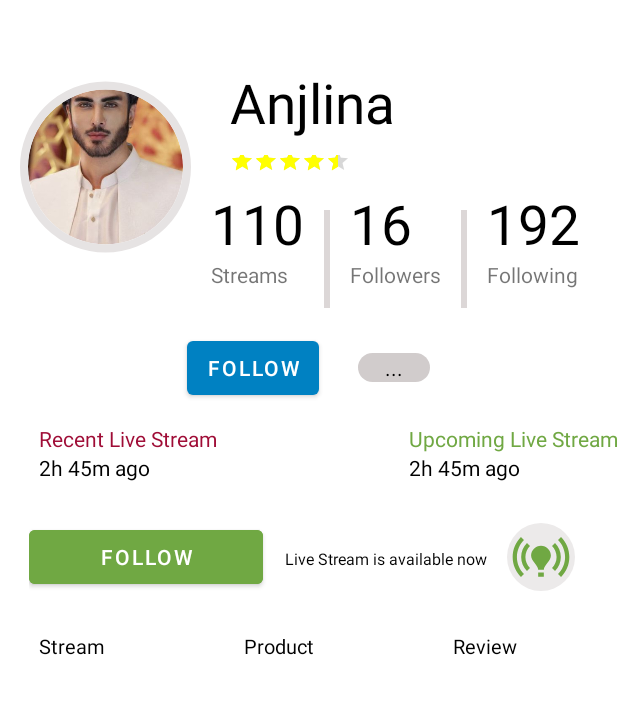
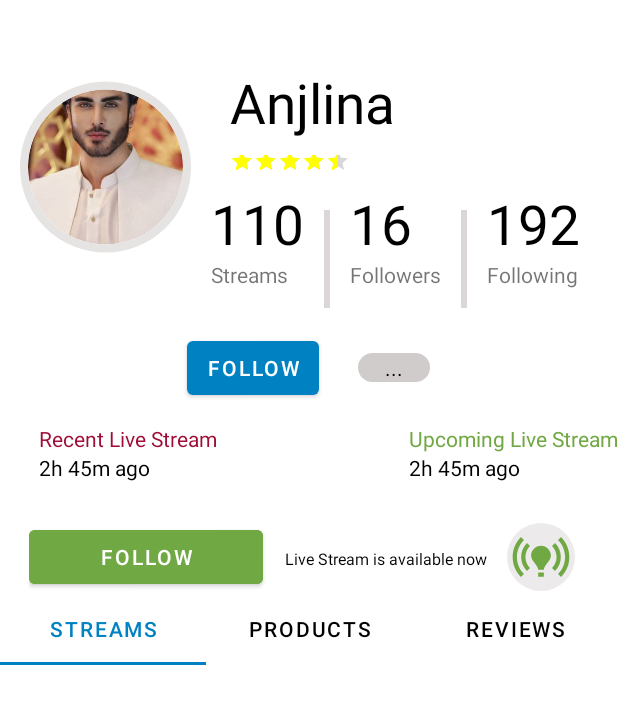
Before and after one commit to mushahid11/viddliLiveStreamApp, an Android app: the MyProfile screen opened directly, with no data from a screen before it, on a phone screen of 412 x 824 dp, the part 127-851 px from its top. Run offline under Robolectric (Android 15) with nearby library versions, the phone set to English and light mode, and no system bars; our stand-ins replace CircleImageView, sdp/ssp sizes.

Commit message:
profile Screen Setting

```diff
--- a/app/build.gradle
+++ b/app/build.gradle
@@ -36,6 +36,7 @@ dependencies {
     implementation 'com.google.android.material:material:1.2.1'
     implementation 'androidx.constraintlayout:constraintlayout:2.0.4'
     implementation 'androidx.coordinatorlayout:coordinatorlayout:1.1.0'
+    implementation 'androidx.legacy:legacy-support-v4:1.0.0'
     testImplementation 'junit:junit:4.+'
     implementation 'com.google.android.material:material:1.3.0-rc01'
     implementation 'com.hbb20:ccp:2.4.5'
--- /dev/null
+++ b/app/src/main/java/com/eclairiose/viddli/Adapter/ViewPagerAdapterSPR.java
@@ -0,0 +1,46 @@
+package com.eclairiose.viddli.Adapter;
+
+import android.content.Context;
+
+import androidx.annotation.NonNull;
+import androidx.fragment.app.Fragment;
+import androidx.fragment.app.FragmentManager;
+import androidx.fragment.app.FragmentPagerAdapter;
+
+import com.eclairiose.viddli.MyProfile;
+import com.eclairiose.viddli.Products;
+import com.eclairiose.viddli.Reviews;
+import com.eclairiose.viddli.Streams;
+
+public class ViewPagerAdapterSPR extends FragmentPagerAdapter {
+
+    public ViewPagerAdapterSPR(FragmentManager fm, MyProfile myProfile, int tabCount) {
+        super(fm);
+    }
+
+    @NonNull
+    @Override
+    public Fragment getItem(int position) {
+        switch (position) {
+            case 0:
+                Streams streams = new Streams();
+                return  streams;
+            case 1:
+                Products products = new Products();
+                return products;
+
+            case 2:
+                Reviews reviews = new Reviews();
+                return reviews;
+
+
+            default:
+                return null;
+        }
+    }
+
+    @Override
+    public int getCount() {
+        return 3; //three fragments
+    }
+}
--- a/app/src/main/java/com/eclairiose/viddli/MyProfile.java
+++ b/app/src/main/java/com/eclairiose/viddli/MyProfile.java
@@ -1,14 +1,37 @@
 package com.eclairiose.viddli;
 
 import androidx.appcompat.app.AppCompatActivity;
+import androidx.viewpager.widget.ViewPager;
 
 import android.os.Bundle;
 
+import com.eclairiose.viddli.Adapter.ViewPagerAdapterSPR;
+import com.google.android.material.tabs.TabLayout;
+
+import static java.lang.String.format;
+
 public class MyProfile extends AppCompatActivity {
+
+
+    TabLayout tab_StreamsProductReview;
+    ViewPager pager_streamsProductReview;
 
     @Override
     protected void onCreate(Bundle savedInstanceState) {
         super.onCreate(savedInstanceState);
         setContentView(R.layout.activity_my_profile);
+
+        tab_StreamsProductReview = findViewById(R.id.tab_StreamsProductReview);
+        pager_streamsProductReview = findViewById(R.id.pager_streamsProductReview);
+
+
+        tab_StreamsProductReview.addTab(tab_StreamsProductReview.newTab().setText("Streams"));
+        tab_StreamsProductReview.addTab(tab_StreamsProductReview.newTab().setText("Products"));
+        tab_StreamsProductReview.addTab(tab_StreamsProductReview.newTab().setText("Reviews"));
+        tab_StreamsProductReview.setTabGravity(TabLayout.GRAVITY_FILL);
+
+        ViewPagerAdapterSPR adapter = new ViewPagerAdapterSPR(getSupportFragmentManager(),this,tab_StreamsProductReview.getTabCount());
+        pager_streamsProductReview.setAdapter(adapter);
+
     }
 }
--- /dev/null
+++ b/app/src/main/java/com/eclairiose/viddli/Products.java
@@ -0,0 +1,21 @@
+package com.eclairiose.viddli;
+
+import android.os.Bundle;
+
+import androidx.fragment.app.Fragment;
+
+import android.view.LayoutInflater;
+import android.view.View;
+import android.view.ViewGroup;
+
+
+public class Products extends Fragment {
+
+
+    @Override
+    public View onCreateView(LayoutInflater inflater, ViewGroup container,
+                             Bundle savedInstanceState) {
+        // Inflate the layout for this fragment
+        return inflater.inflate(R.layout.fragment_products, container, false);
+    }
+}
--- /dev/null
+++ b/app/src/main/java/com/eclairiose/viddli/Reviews.java
@@ -0,0 +1,20 @@
+package com.eclairiose.viddli;
+
+import android.os.Bundle;
+
+import androidx.fragment.app.Fragment;
+
+import android.view.LayoutInflater;
+import android.view.View;
+import android.view.ViewGroup;
+
+public class Reviews extends Fragment {
+
+
+    @Override
+    public View onCreateView(LayoutInflater inflater, ViewGroup container,
+                             Bundle savedInstanceState) {
+        // Inflate the layout for this fragment
+        return inflater.inflate(R.layout.fragment_reviews, container, false);
+    }
+}
--- /dev/null
+++ b/app/src/main/java/com/eclairiose/viddli/Streams.java
@@ -0,0 +1,39 @@
+package com.eclairiose.viddli;
+
+import android.os.Bundle;
+
+import androidx.fragment.app.Fragment;
+import androidx.recyclerview.widget.RecyclerView;
+
+import android.view.LayoutInflater;
+import android.view.View;
+import android.view.ViewGroup;
+import android.widget.TextView;
+
+import com.eclairiose.viddli.Adapter.AdapterCurrentUser;
+import com.eclairiose.viddli.Adapter.AdapterDiscoverUser;
+import com.eclairiose.viddli.Model.ModelCurrentUser;
+import com.eclairiose.viddli.Model.ModelDiscoverUser;
+
+import java.util.ArrayList;
+
+
+public class Streams extends Fragment {
+    RecyclerView recyclerView_SPR;
+    AdapterDiscoverUser adapterSPR;
+    ArrayList<ModelDiscoverUser> streamList = new ArrayList<>();
+
+
+    @Override
+    public View onCreateView(LayoutInflater inflater, ViewGroup container,
+                             Bundle savedInstanceState) {
+        // Inflate the layout for this fragment
+        View v = inflater.inflate(R.layout.fragment_streams, container, false);
+
+        recyclerView_SPR = (RecyclerView) v.findViewById(R.id.recyclerView_SPR);
+
+        adapterSPR = new AdapterDiscoverUser(streamList, getContext());
+        recyclerView_SPR.setAdapter(adapterSPR);
+        return v;
+    }
+}
--- a/app/src/main/res/layout/activity_my_profile.xml
+++ b/app/src/main/res/layout/activity_my_profile.xml
@@ -347,54 +347,23 @@
 
     </LinearLayout>
 
-    <LinearLayout
-        android:layout_marginTop="@dimen/_20sdp"
-        android:orientation="horizontal"
+
+
+    <com.google.android.material.tabs.TabLayout
+        android:id="@+id/tab_StreamsProductReview"
+        app:tabSelectedTextColor="@color/blue"
+        app:tabTextColor="@color/black"
         android:layout_width="match_parent"
         android:layout_height="wrap_content">
+    </com.google.android.material.tabs.TabLayout>
+
+    <androidx.viewpager.widget.ViewPager
+        android:id="@+id/pager_streamsProductReview"
+        android:layout_below="@+id/tab"
+        android:layout_width="match_parent"
+        android:layout_height="match_parent">
+    </androidx.viewpager.widget.ViewPager>
 
 
 
-        <TextView
-            android:layout_weight="1"
-            android:textSize="@dimen/_10sdp"
-            android:paddingStart="@dimen/_20sdp"
-            android:textColor="@color/black"
-            android:text="Stream"
-            android:layout_width="wrap_content"
-            android:layout_height="wrap_content">
-        </TextView>
-        <TextView
-            android:layout_weight="1"
-            android:textSize="@dimen/_10sdp"
-            android:paddingStart="@dimen/_20sdp"
-            android:textColor="@color/black"
-            android:text="Product"
-            android:layout_width="wrap_content"
-            android:layout_height="wrap_content">
-        </TextView>
-        <TextView
-            android:layout_weight="1"
-            android:textSize="@dimen/_10sdp"
-            android:paddingStart="@dimen/_20sdp"
-            android:textColor="@color/black"
-            android:text="Review"
-            android:layout_width="wrap_content"
-            android:layout_height="wrap_content">
-        </TextView>
-
-
-    </LinearLayout>
-
-    <androidx.recyclerview.widget.RecyclerView
-        android:id="@+id/recyclerViewDiscoverUser"
-        android:layout_width="match_parent"
-        android:layout_height="@dimen/_200sdp"
-        android:padding="5dp"
-        android:layout_marginStart="10dp"
-        android:layout_marginEnd="10dp"
-        android:orientation="vertical"
-        app:spanCount="3"
-        app:layoutManager="androidx.recyclerview.widget.GridLayoutManager" />
-
 </LinearLayout>
--- /dev/null
+++ b/app/src/main/res/layout/fragment_products.xml
@@ -0,0 +1,15 @@
+<?xml version="1.0" encoding="utf-8"?>
+<FrameLayout xmlns:android="http://schemas.android.com/apk/res/android"
+    xmlns:tools="http://schemas.android.com/tools"
+    android:layout_width="match_parent"
+    android:layout_height="match_parent"
+    tools:context=".Products">
+
+    <!-- TODO: Update blank fragment layout -->
+    <TextView
+        android:layout_gravity="center"
+        android:layout_width="match_parent"
+        android:layout_height="wrap_content"
+        android:text="@string/hello_blank_fragment" />
+
+</FrameLayout>
--- /dev/null
+++ b/app/src/main/res/layout/fragment_reviews.xml
@@ -0,0 +1,13 @@
+<?xml version="1.0" encoding="utf-8"?>
+<FrameLayout xmlns:android="http://schemas.android.com/apk/res/android"
+    xmlns:tools="http://schemas.android.com/tools"
+    android:layout_width="match_parent"
+    android:layout_height="match_parent"
+    tools:context=".Reviews">
+
+    <TextView
+        android:layout_gravity="center"
+        android:layout_width="match_parent"
+        android:layout_height="wrap_content"
+        android:text="@string/hello_blank_fragment" />
+</FrameLayout>
--- /dev/null
+++ b/app/src/main/res/layout/fragment_streams.xml
@@ -0,0 +1,17 @@
+<?xml version="1.0" encoding="utf-8"?>
+<FrameLayout xmlns:android="http://schemas.android.com/apk/res/android"
+    xmlns:tools="http://schemas.android.com/tools"
+    android:layout_width="match_parent"
+    android:layout_height="wrap_content"
+    xmlns:app="http://schemas.android.com/apk/res-auto"
+    tools:context=".Streams">
+
+   <androidx.recyclerview.widget.RecyclerView
+       app:layoutManager="androidx.recyclerview.widget.GridLayoutManager"
+       app:spanCount="3"
+       android:id="@+id/recyclerView_SPR"
+       android:layout_width="match_parent"
+       android:layout_height="match_parent">
+   </androidx.recyclerview.widget.RecyclerView>
+
+</FrameLayout>
--- a/app/src/main/res/layout/row_discoveruser.xml
+++ b/app/src/main/res/layout/row_discoveruser.xml
@@ -21,5 +21,4 @@
             android:src="@drawable/imran"/>
     </androidx.cardview.widget.CardView>
 
-
 </LinearLayout>
--- a/app/src/main/res/values/strings.xml
+++ b/app/src/main/res/values/strings.xml
@@ -12,4 +12,6 @@
         <item name="colorControlNormal">#eeeeee</item>
         <item name="colorControlActivated">#ffc400</item>
     </style>
+    <!-- TODO: Remove or change this placeholder text -->
+    <string name="hello_blank_fragment">Hello blank fragment</string>
 </resources>
```
